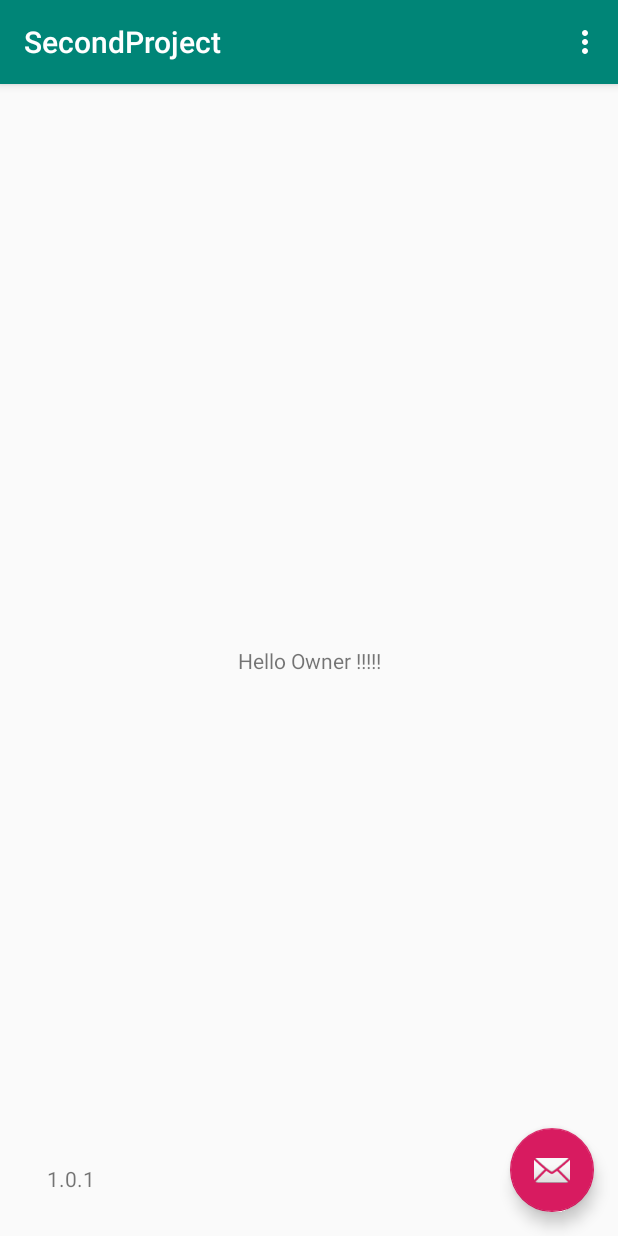
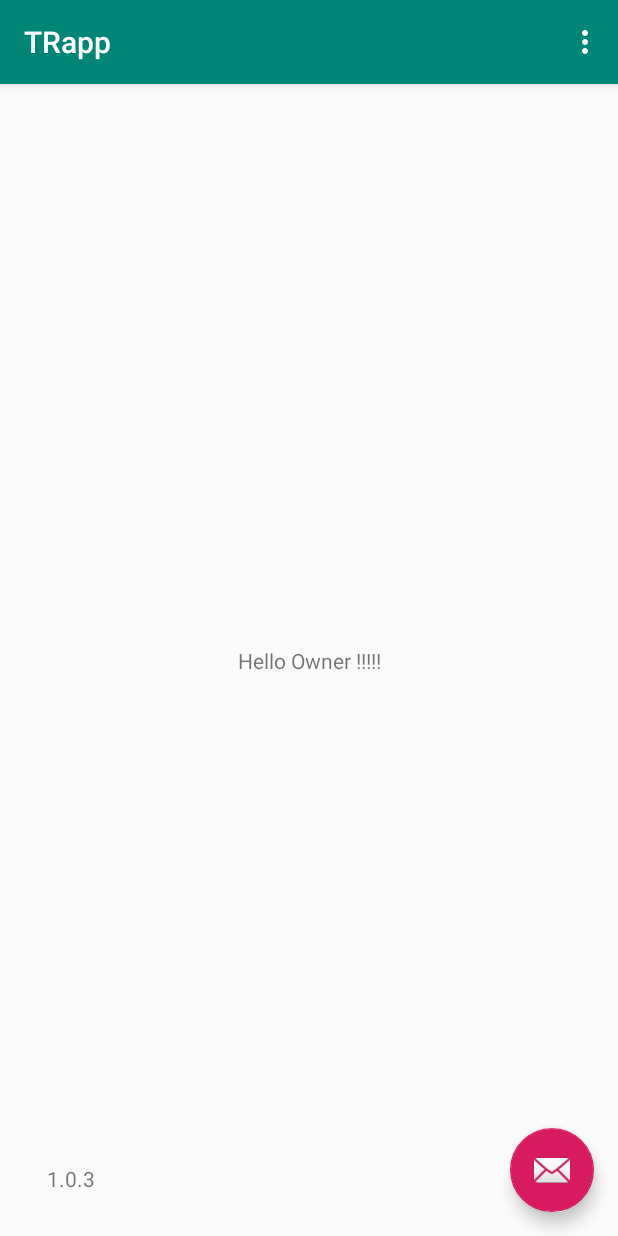
Before and after one commit to navalnica/AndroidAppLauncher, an Android app: the screen it shows after launch (MainActivity), on a phone screen of 412 x 824 dp. Run offline under Robolectric (Android 15) with nearby library versions, the phone set to English and light mode, and no system bars; libraries missing offline, so code that uses them is left out: com.crashlytics.android, com.microsoft.appcenter, io.fabric.sdk; 2 statements that could not run were skipped.

Commit message:
feature: added output to circleci about branch, set AppCenter to build from feature, corrected AppCenter badge to correspond with feature branch, moved hardcoded string from content_main to strings.xml

```diff
--- a/app/build.gradle
+++ b/app/build.gradle
@@ -33,8 +33,8 @@ android {
         applicationId "com.example.helloworldapp"
         minSdkVersion 22
         targetSdkVersion 28
-        versionCode 101
-        versionName "1.0.1"
+        versionCode 103
+        versionName "1.0.3"
         testInstrumentationRunner "android.support.test.runner.AndroidJUnitRunner"
     }
     buildTypes {
@@ -55,6 +55,7 @@ dependencies {
     testImplementation 'junit:junit:4.12'
     androidTestImplementation 'com.android.support.test:runner:1.0.2'
     androidTestImplementation 'com.android.support.test.espresso:espresso-core:3.0.2'
+
     implementation 'com.crashlytics.sdk.android:crashlytics:2.9.8'
 
     def appCenterSdkVersion = '1.11.2'
--- a/app/src/main/res/layout/content_main.xml
+++ b/app/src/main/res/layout/content_main.xml
@@ -11,7 +11,7 @@
     <TextView
         android:layout_width="wrap_content"
         android:layout_height="wrap_content"
-        android:text="Hello Owner !!!!!"
+        android:text="@string/greetingString"
         app:layout_constraintBottom_toBottomOf="parent"
         app:layout_constraintLeft_toLeftOf="parent"
         app:layout_constraintRight_toRightOf="parent"
--- a/app/src/main/res/values/strings.xml
+++ b/app/src/main/res/values/strings.xml
@@ -1,4 +1,5 @@
 <resources>
-    <string name="app_name">SecondProject</string>
+    <string name="app_name">TRapp</string>
     <string name="action_settings">Settings</string>
+    <string name="greetingString">Hello Owner !!!!!</string>
 </resources>
```
Also changed, not shown: 2 other files.
